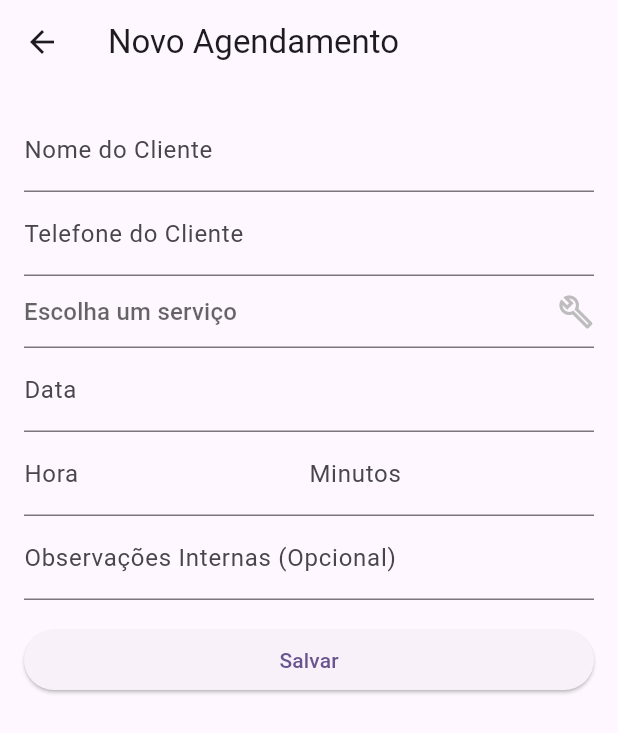
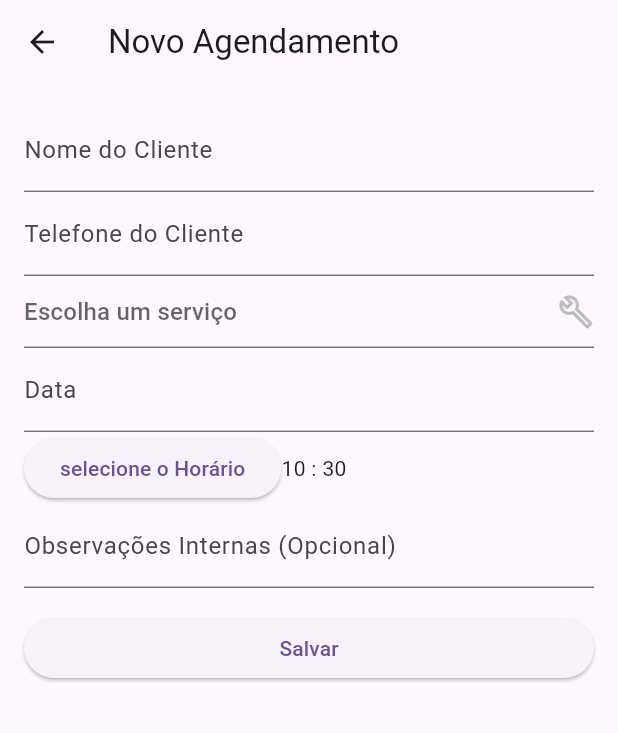
Before and after one commit to devgomes10/fullserva, a Flutter app: the screen it shows after launch, after a tap on the "add" icon, on a phone screen of 412 x 824 dp. Shown: the top 733 px of the screen. Run offline on Flutter 3.47's test engine with Material 3 defaults, Android fonts, the phone set to English and light mode, and no system bars; our stand-ins replace cloud_firestore, firebase_core, mask_text_input_formatter, table_calendar; accounts and stored records are empty; generated files the repository leaves out were written again.

Commit message:
modificado a tela de agendamentos com o formulário

```diff
--- a/lib/views/appointment_form_view.dart
+++ b/lib/views/appointment_form_view.dart
@@ -1,7 +1,10 @@
+import 'package:flutter/cupertino.dart';
 import 'package:flutter/material.dart';
+import 'package:flutter/services.dart';
 import 'package:fullserva/controllers/appointment_controller.dart';
 import 'package:fullserva/controllers/service_controller.dart';
 import 'package:fullserva/domain/entities/appointment.dart';
+import 'package:mask_text_input_formatter/mask_text_input_formatter.dart';
 import 'package:uuid/uuid.dart';
 import '../domain/entities/service.dart';
 
@@ -16,8 +19,7 @@ class _AppointmentFormViewState extends State<AppointmentFormView> {
   final _formKey = GlobalKey<FormState>();
   late TextEditingController _serviceController;
   late TextEditingController _dateController;
-  late TextEditingController _timeHourController;
-  late TextEditingController _timeMinuteController;
+  TimeOfDay selectedTime = TimeOfDay.now();
   late TextEditingController _clientNameController;
   late TextEditingController _clientPhoneController;
   late TextEditingController _internalObservationsController;
@@ -30,8 +32,6 @@ class _AppointmentFormViewState extends State<AppointmentFormView> {
     super.initState();
     _serviceController = TextEditingController();
     _dateController = TextEditingController();
-    _timeHourController = TextEditingController();
-    _timeMinuteController = TextEditingController();
     _clientNameController = TextEditingController();
     _clientPhoneController = TextEditingController();
     _internalObservationsController = TextEditingController();
@@ -43,8 +43,6 @@ class _AppointmentFormViewState extends State<AppointmentFormView> {
   void dispose() {
     _serviceController.dispose();
     _dateController.dispose();
-    _timeHourController.dispose();
-    _timeMinuteController.dispose();
     _clientNameController.dispose();
     _clientPhoneController.dispose();
     _internalObservationsController.dispose();
@@ -73,10 +71,6 @@ class _AppointmentFormViewState extends State<AppointmentFormView> {
     });
   }
 
-  Future<void> _selectTimeHour(BuildContext context) async {}
-
-  Future<void> _selectTimeMinute(BuildContext context) async {}
-
   @override
   Widget build(BuildContext context) {
     return Scaffold(
@@ -90,6 +84,7 @@ class _AppointmentFormViewState extends State<AppointmentFormView> {
           child: ListView(
             children: [
               TextFormField(
+                keyboardType: TextInputType.text,
                 controller: _clientNameController,
                 decoration: const InputDecoration(labelText: 'Nome do Cliente'),
                 validator: (value) {
@@ -100,6 +95,13 @@ class _AppointmentFormViewState extends State<AppointmentFormView> {
                 },
               ),
               TextFormField(
+                keyboardType: TextInputType.phone,
+                inputFormatters: [
+                  MaskTextInputFormatter(
+                    mask: '(##) #####-####',
+                    filter: {"#": RegExp(r'[0-9]')},
+                  )
+                ],
                 controller: _clientPhoneController,
                 decoration:
                     const InputDecoration(labelText: 'Telefone do Cliente'),
@@ -125,7 +127,6 @@ class _AppointmentFormViewState extends State<AppointmentFormView> {
                       )
                       .toList(),
                   onChanged: (value) {
-                    // Manipule o serviço selecionado
                     setState(() {
                       _serviceController.text = value?.name ?? '';
                     });
@@ -148,42 +149,23 @@ class _AppointmentFormViewState extends State<AppointmentFormView> {
                 ),
               ),
               Row(
-                children: [
-                  Expanded(
-                    child: GestureDetector(
-                      onTap: () => _selectTimeHour(context),
-                      child: AbsorbPointer(
-                        child: TextFormField(
-                          controller: _timeHourController,
-                          decoration: const InputDecoration(labelText: 'Hora'),
-                          validator: (value) {
-                            if (value!.isEmpty) {
-                              return 'Por favor, escolha uma hora';
-                            }
-                            return null;
-                          },
-                        ),
-                      ),
-                    ),
+                children: <Widget>[
+                  ElevatedButton(
+                    onPressed: () async {
+                      final TimeOfDay? timeOfDay = await showTimePicker(
+                        context: context,
+                        initialTime: selectedTime,
+                        initialEntryMode: TimePickerEntryMode.dial,
+                      );
+                      if (timeOfDay != null) {
+                        setState(() {
+                          selectedTime = timeOfDay;
+                        });
+                      }
+                    },
+                    child: const Text("selecione o Horário"),
                   ),
-                  Expanded(
-                    child: GestureDetector(
-                      onTap: () => _selectTimeMinute(context),
-                      child: AbsorbPointer(
-                        child: TextFormField(
-                          controller: _timeMinuteController,
-                          decoration:
-                              const InputDecoration(labelText: 'Minutos'),
-                          validator: (value) {
-                            if (value!.isEmpty) {
-                              return 'Por favor, escolha os minutos';
-                            }
-                            return null;
-                          },
-                        ),
-                      ),
-                    ),
-                  ),
+                  Text("${selectedTime.hour} : ${selectedTime.minute}"),
                 ],
               ),
               TextFormField(
@@ -195,18 +177,20 @@ class _AppointmentFormViewState extends State<AppointmentFormView> {
               ElevatedButton(
                 onPressed: () async {
                   if (_formKey.currentState!.validate()) {
+                    DateTime dateTime = DateTime(
+                      int.parse(_dateController.text.split('-')[0]), // Ano
+                      int.parse(_dateController.text.split('-')[1]), // Mês
+                      int.parse(_dateController.text.split('-')[2]), // Dia
+                      selectedTime.hour,
+                      selectedTime.minute,
+                    );
+
                     Appointment appointment = Appointment(
                       id: const Uuid().v4(),
                       clientName: _clientNameController.text,
                       clientPhone: _clientPhoneController.text,
                       serviceId: _serviceController.text,
-                      dateTime: DateTime(
-                        int.parse(_dateController.text.split('-')[0]),
-                        int.parse(_dateController.text.split('-')[1]),
-                        int.parse(_dateController.text.split('-')[2]),
-                        int.parse(_timeHourController.text),
-                        int.parse(_timeMinuteController.text),
-                      ),
+                      dateTime: dateTime,
                       internalObservations:
                           _internalObservationsController.text,
                     );
--- a/lib/views/appointment_view.dart
+++ b/lib/views/appointment_view.dart
@@ -14,27 +14,26 @@ class AppointmentView extends StatefulWidget {
 
 class _AppointmentViewState extends State<AppointmentView> {
   DateTime today = DateTime.now();
-  final AppointmentController _controller = AppointmentController();
+  final AppointmentController appointmentController = AppointmentController();
+  final Map<String, String> serviceNames = {}; // Mapeia IDs de serviço para nomes
 
   @override
   Widget build(BuildContext context) {
-    return Scaffold(
+    return SafeArea(
+      child: Scaffold(
         appBar: AppBar(
           title: const Text("Agendamentos"),
         ),
         floatingActionButton: FloatingActionButton(
           onPressed: () async {
-          final result = await Navigator.push(
+            Navigator.push(
               context,
-            MaterialPageRoute(builder: (context) => AppointmentFormView()),
+              MaterialPageRoute(
+                builder: (context) => const AppointmentFormView(),
+              ),
             );
-
-          if (result == true) {
-            // Sem a necessidade de chamar _getAppointmentsForDay, pois o StreamBuilder
-            // irá atualizar automaticamente com as alterações no stream.
-          }
           },
-        child: Icon(Icons.add),
+          child: const Icon(Icons.add),
         ),
         body: Column(
           children: [
@@ -43,12 +42,8 @@ class _AppointmentViewState extends State<AppointmentView> {
                 formatButtonVisible: false,
                 titleCentered: true,
               ),
+              selectedDayPredicate: (day) => isSameDay(today, day),
               daysOfWeekVisible: true,
-            daysOfWeekStyle: const DaysOfWeekStyle(
-              weekdayStyle: TextStyle(
-                color: Colors.black,
-              ),
-            ),
               rowHeight: 35,
               focusedDay: today,
               firstDay: DateTime.utc(2000, 01, 01),
@@ -56,46 +51,67 @@ class _AppointmentViewState extends State<AppointmentView> {
               onDaySelected: (selectedDay, focusedDay) {
                 setState(() {
                   today = focusedDay;
-                // Remova a chamada para o método _getAppointmentsForDay
                 });
               },
             ),
             Expanded(
               child: StreamBuilder<List<Appointment>>(
-              stream: _controller.getAppointments(),
+                stream: appointmentController.getAppointments(),
                 builder: (context, snapshot) {
-                if (snapshot.hasData) {
-                  // Filtra os compromissos para o dia selecionado
-                  final appointmentsForDay = snapshot.data!
-                      .where((appointment) =>
+                  if (snapshot.connectionState == ConnectionState.waiting) {
+                    return const Center(child: CircularProgressIndicator());
+                  }
+                  if (snapshot.hasError) {
+                    return const Center(
+                      child: Text('Erro ao carregar os dados'),
+                    );
+                  }
+                  final appointments = snapshot.data;
+                  if (appointments == null || appointments.isEmpty) {
+                    return const Center(
+                      child: Text("Nenhum dado disponível"),
+                    );
+                  }
+
+                  // Mapeia os IDs de serviço para os nomes correspondentes
+                  for (var appointment in appointments) {
+                    serviceNames[appointment.serviceId] =
+                    appointment.serviceId; // Substitua pelo nome real se estiver disponível.
+                  }
+
+                  final appointmentsForDay = appointments
+                      .where(
+                        (appointment) =>
                     appointment.dateTime.year == today.year &&
                         appointment.dateTime.month == today.month &&
-                      appointment.dateTime.day == today.day)
+                        appointment.dateTime.day == today.day,
+                  )
                       .toList();
-
-                  return ListView.builder(
+                  return ListView.separated(
+                    separatorBuilder: (_, __) => const Divider(),
                     itemCount: appointmentsForDay.length,
                     itemBuilder: (context, index) {
                       final appointment = appointmentsForDay[index];
                       return ListTile(
-                        title: Text(appointment.clientName),
-                        subtitle: Text(
+                        leading: Text(
                           "${appointment.dateTime.hour}:${appointment.dateTime.minute}",
                         ),
-                        // Adicione mais detalhes conforme necessário
+                        title: Text(
+                          serviceNames[appointment.serviceId] ??
+                              'Serviço não encontrado',
+                        ),
+                        subtitle: Text(appointment.clientName),
+                        trailing: const Icon(Icons.arrow_forward_ios),
+                        onTap: () {},
                       );
                     },
                   );
-                } else if (snapshot.hasError) {
-                  return Text("Erro: ${snapshot.error}");
-                } else {
-                  return CircularProgressIndicator();
-                }
                 },
               ),
             ),
           ],
         ),
+      ),
     );
   }
 }
--- a/pubspec.yaml
+++ b/pubspec.yaml
@@ -20,6 +20,7 @@ dependencies:
   table_calendar: ^3.0.9
   intl: ^0.18.1
   provider: ^6.1.1
+  mask_text_input_formatter: ^2.7.0
 
 dev_dependencies:
   flutter_test:
```
Also changed, not shown: pubspec.lock. Lines whose indentation alone changed are shown as unchanged.
